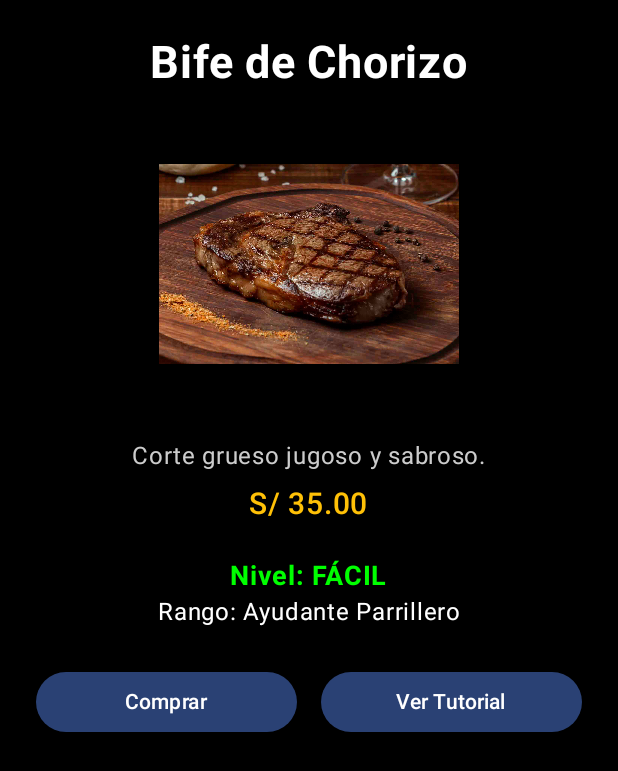
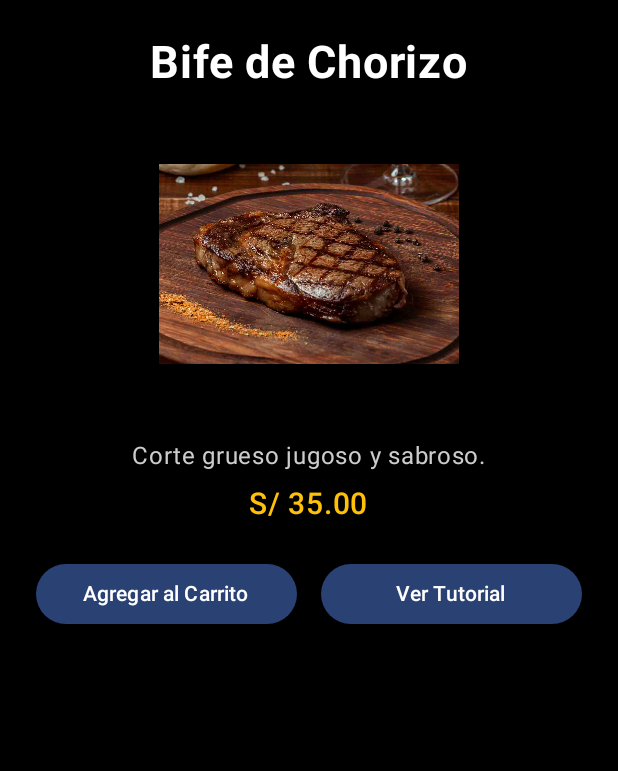
Before and after one commit to JohnCandiaEspino/ParriYA, an Android app built with Jetpack Compose: the HomeScreen screen opened through its navigation route, after a tap on "Ver más", on a phone screen of 412 x 824 dp. Shown: the top 771 px of the screen. Run offline under Robolectric (Android 15) with nearby library versions, the phone set to English and light mode, and no system bars.

Commit message:
carrito v1 con cuadros de productos

```diff
--- a/app/build.gradle.kts
+++ b/app/build.gradle.kts
@@ -57,6 +57,8 @@ dependencies {
     debugImplementation(libs.androidx.ui.tooling)
     debugImplementation(libs.androidx.ui.test.manifest)
     implementation("androidx.navigation:navigation-compose:2.7.7")
+    implementation ("androidx.lifecycle:lifecycle-viewmodel-compose:2.6.2")
+    implementation ("androidx.lifecycle:lifecycle-runtime-compose:2.6.2")
 
 
 }
--- a/app/src/main/java/com/example/myapplication2/MainActivity.kt
+++ b/app/src/main/java/com/example/myapplication2/MainActivity.kt
@@ -4,6 +4,7 @@ import android.net.Uri
 import android.os.Bundle
 import android.util.Log
 import android.widget.VideoView
+import android.content.Intent
 import androidx.activity.ComponentActivity
 import androidx.activity.compose.setContent
 import androidx.compose.foundation.Image
@@ -28,9 +29,6 @@ import androidx.navigation.compose.NavHost
 import androidx.navigation.compose.composable
 import androidx.navigation.compose.rememberNavController
 import com.example.myapplication2.ui.theme.MyApplication2Theme
-import android.content.Intent
-
-import androidx.compose.ui.platform.LocalContext
 
 fun abrirVideoYouTube(context: android.content.Context, url: String) {
     val intent = Intent(Intent.ACTION_VIEW, Uri.parse(url))
@@ -38,8 +36,7 @@ fun abrirVideoYouTube(context: android.content.Context, url: String) {
     context.startActivity(intent)
 }
 
-
-
+val carrito = mutableStateListOf<Carne>()
 
 class MainActivity : ComponentActivity() {
     override fun onCreate(savedInstanceState: Bundle?) {
@@ -60,8 +57,9 @@ class MainActivity : ComponentActivity() {
                         val dificultad = backStackEntry.arguments?.getString("dificultad") ?: ""
                         val urlVideo = backStackEntry.arguments?.getString("urlVideo") ?: ""
 
-                        DetalleCarneScreen(nombre, descripcion, precio, imagenId, dificultad, urlVideo)
+                        DetalleCarneScreen(nombre, descripcion, precio, imagenId, dificultad, urlVideo, navController)
                     }
+                    composable("carrito") { CarritoScreen() }
                 }
             }
         }
@@ -141,10 +139,75 @@ fun LoginScreen(navController: NavController) {
     }
 }
 
-data class Carne(val nombre: String, val descripcion: String, val precio: String, val imagenId: Int,val dificultad: String, val urlVideo: String)
+@Composable
+fun CarritoScreen() {
+    Column(
+        modifier = Modifier
+            .fillMaxSize()
+            .background(Color.Black)
+            .padding(16.dp)
+    ) {
+        Text("Carrito de Compras", fontSize = 24.sp, color = Color.White, fontWeight = FontWeight.Bold)
+        Spacer(modifier = Modifier.height(16.dp))
+
+        if (carrito.isEmpty()) {
+            Text("Tu carrito está vacío", color = Color.LightGray)
+        } else {
+            LazyColumn(verticalArrangement = Arrangement.spacedBy(16.dp)) {
+                items(carrito) { carne ->
+                    Card(colors = CardDefaults.cardColors(containerColor = Color.DarkGray)) {
+                        Row(modifier = Modifier.padding(12.dp), verticalAlignment = Alignment.CenterVertically) {
+                            Image(painter = painterResource(id = carne.imagenId), contentDescription = carne.nombre, modifier = Modifier.size(80.dp).padding(end = 12.dp))
+                            Column {
+                                Text(carne.nombre, color = Color.White)
+                                Text(carne.precio, color = Color(0xFFFFC107))
+                            }
+                        }
+                    }
+                }
+            }
+            Spacer(modifier = Modifier.height(16.dp))
+            Button(onClick = { carrito.clear() }, modifier = Modifier.fillMaxWidth()) {
+                Text("Vaciar Carrito")
+            }
+        }
+    }
+}
+
+@Composable
+fun DetalleCarneScreen(nombre: String, descripcion: String, precio: String, imagenId: Int, dificultad: String, urlVideo: String, navController: NavController) {
+    val context = LocalContext.current
+
+    Column(
+        modifier = Modifier.fillMaxSize().background(Color.Black).padding(24.dp),
+        horizontalAlignment = Alignment.CenterHorizontally
+    ) {
+        Text(nombre, fontSize = 30.sp, fontWeight = FontWeight.Bold, color = Color.White)
+        Spacer(modifier = Modifier.height(16.dp))
+        Image(painter = painterResource(id = imagenId), contentDescription = nombre, modifier = Modifier.size(200.dp))
+        Spacer(modifier = Modifier.height(16.dp))
+        Text(descripcion, color = Color.LightGray, fontSize = 16.sp)
+        Spacer(modifier = Modifier.height(8.dp))
+        Text(precio, color = Color(0xFFFFC107), fontSize = 20.sp, fontWeight = FontWeight.SemiBold)
+        Spacer(modifier = Modifier.height(24.dp))
+        Row(horizontalArrangement = Arrangement.spacedBy(16.dp), modifier = Modifier.fillMaxWidth(), verticalAlignment = Alignment.CenterVertically) {
+            Button(onClick = {
+                carrito.add(Carne(nombre, descripcion, precio, imagenId, dificultad, urlVideo))
+                navController.navigate("carrito")
+            }, modifier = Modifier.weight(1f)) {
+                Text("Agregar al Carrito")
+            }
+            Button(onClick = { abrirVideoYouTube(context, urlVideo) }, modifier = Modifier.weight(1f)) {
+                Text("Ver Tutorial")
+            }
+        }
+    }
+}
+
+data class Carne(val nombre: String, val descripcion: String, val precio: String, val imagenId: Int, val dificultad: String, val urlVideo: String)
 
 val listaCarnes = listOf(
-    Carne("Bife de Chorizo", "Corte grueso jugoso y sabroso.", "S/ 35.00", R.drawable.bife, "FÁCIL", "https://www.youtube.com/shorts/HKYy94J8_VA" ),
+    Carne("Bife de Chorizo", "Corte grueso jugoso y sabroso.", "S/ 35.00", R.drawable.bife, "FÁCIL", "https://www.youtube.com/shorts/HKYy94J8_VA"),
     Carne("Costillas BBQ", "Costillas marinadas en salsa barbacoa.", "S/ 42.00", R.drawable.costilla, "INTERMEDIO", "https://www.youtube.com/shorts/dSJFPf0nrk4"),
     Carne("Chorizo Artesanal", "Chorizos artesanales con toque ahumado.", "S/ 18.00", R.drawable.chorizo, "FÁCIL", "https://www.youtube.com/shorts/vcyQWcLVhd0"),
     Carne("Picanha", "Corte brasileño con capa de grasa.", "S/ 38.00", R.drawable.picanha, "DIFÍCIL", "https://www.youtube.com/shorts/vNWdHTqS884"),
@@ -153,121 +216,69 @@ val listaCarnes = listOf(
 
 @Composable
 fun HomeScreen(navController: NavController) {
-    Column(modifier = Modifier.fillMaxSize().background(Color.Black).padding(16.dp)) {
-        Text("Carnes disponibles", fontSize = 24.sp, color = Color.White, fontWeight = FontWeight.Bold, modifier = Modifier.padding(bottom = 16.dp))
+    var selectedDificultad by remember { mutableStateOf("TODOS") }
+    val dificultades = listOf("TODOS", "FÁCIL", "INTERMEDIO", "DIFÍCIL")
+
+    Column(
+        modifier = Modifier.fillMaxSize().background(Color.Black).padding(16.dp)
+    ) {
+        Row(modifier = Modifier.fillMaxWidth(), horizontalArrangement = Arrangement.SpaceBetween) {
+            Text("Carnes disponibles", fontSize = 24.sp, color = Color.White, fontWeight = FontWeight.Bold)
+            Button(onClick = { navController.navigate("carrito") }) {
+                Text("Carrito (${carrito.size})")
+            }
+        }
+
+        Spacer(modifier = Modifier.height(16.dp))
+
+        var expanded by remember { mutableStateOf(false) }
+        Box {
+            Button(onClick = { expanded = true }) {
+                Text("Filtrar: $selectedDificultad")
+            }
+            DropdownMenu(expanded = expanded, onDismissRequest = { expanded = false }) {
+                dificultades.forEach { dificultad ->
+                    DropdownMenuItem(
+                        text = { Text(dificultad) },
+                        onClick = {
+                            selectedDificultad = dificultad
+                            expanded = false
+                        }
+                    )
+                }
+            }
+        }
+
+        Spacer(modifier = Modifier.height(16.dp))
+
+        val carnesFiltradas = if (selectedDificultad == "TODOS") listaCarnes else listaCarnes.filter { it.dificultad.equals(selectedDificultad, ignoreCase = true) }
 
         LazyColumn(verticalArrangement = Arrangement.spacedBy(16.dp)) {
-            items(listaCarnes) { carne ->
+            items(carnesFiltradas) { carne ->
                 Card(modifier = Modifier.fillMaxWidth(), colors = CardDefaults.cardColors(containerColor = Color.DarkGray)) {
                     Row(modifier = Modifier.fillMaxWidth().padding(12.dp), verticalAlignment = Alignment.CenterVertically) {
-                        Image(
-                            painter = painterResource(id = carne.imagenId),
-                            contentDescription = carne.nombre,
-                            modifier = Modifier.size(80.dp).padding(end = 12.dp)
-                        )
+                        Image(painter = painterResource(id = carne.imagenId), contentDescription = carne.nombre, modifier = Modifier.size(80.dp).padding(end = 12.dp))
                         Column(modifier = Modifier.weight(1f)) {
                             Text(carne.nombre, color = Color.White, fontWeight = FontWeight.Bold)
                             Text(carne.descripcion, color = Color.LightGray, fontSize = 14.sp)
                             Text(carne.precio, color = Color(0xFFFFC107), fontWeight = FontWeight.Medium)
-
                         }
+                        Column(modifier = Modifier.weight(1f)) {
                             Button(onClick = {
                                 val nombreEncoded = Uri.encode(carne.nombre)
                                 val descripcionEncoded = Uri.encode(carne.descripcion)
                                 val precioEncoded = Uri.encode(carne.precio)
                                 val dificultadEncoded = Uri.encode(carne.dificultad)
-                            val urlVideoEncoded = Uri.encode(carne.urlVideo)
-                            navController.navigate("detalle/$nombreEncoded/$descripcionEncoded/$precioEncoded/${carne.imagenId}/$dificultadEncoded/$urlVideoEncoded"   )
+                                val videoEncoded = Uri.encode(carne.urlVideo)
+                                navController.navigate("detalle/$nombreEncoded/$descripcionEncoded/$precioEncoded/${carne.imagenId}/$dificultadEncoded/$videoEncoded")
                             }) {
                                 Text("Ver más")
                             }
-
+                            Text(carne.dificultad, color = Color(0xFFFFC107), fontSize = 12.sp)
                         }
                     }
                 }
             }
         }
     }
-
-@Composable
-fun DetalleCarneScreen(
-    nombre: String,
-    descripcion: String,
-    precio: String,
-    imagenId: Int,
-    dificultad: String,
-    urlVideo: String    // Puedes ajustar este valor por carne
-) {
-    val (colorDificultad, tituloParrillero) = when (dificultad.uppercase()) {
-        "FÁCIL" -> Pair(Color.Green, "Ayudante Parrillero")
-        "INTERMEDIO" -> Pair(Color.Yellow, "Parrillero")
-        "DIFÍCIL" -> Pair(Color.Red, "Chef parrillero")
-        else -> Pair(Color.Gray, "Sin definir")
 }
-    val context = LocalContext.current
-
-    Column(
-        modifier = Modifier
-            .fillMaxSize()
-            .background(Color.Black)
-            .padding(24.dp),
-        horizontalAlignment = Alignment.CenterHorizontally
-    ) {
-        Text(nombre, fontSize = 30.sp, fontWeight = FontWeight.Bold, color = Color.White)
-        Spacer(modifier = Modifier.height(16.dp))
-
-        Image(
-            painter = painterResource(id = imagenId),
-            contentDescription = nombre,
-            modifier = Modifier.size(200.dp)
-        )
-        Spacer(modifier = Modifier.height(16.dp))
-
-        Text(descripcion, color = Color.LightGray, fontSize = 16.sp)
-        Spacer(modifier = Modifier.height(8.dp))
-        Text(precio, color = Color(0xFFFFC107), fontSize = 20.sp, fontWeight = FontWeight.SemiBold)
-
-        Spacer(modifier = Modifier.height(24.dp))
-
-        // Nivel de dificultad
-        Text(
-            text = "Nivel: $dificultad",
-            color = colorDificultad,
-            fontWeight = FontWeight.Bold,
-            fontSize = 18.sp
-        )
-        Text(
-            text = "Rango: $tituloParrillero",
-            color = Color.White,
-            fontSize = 16.sp
-        )
-
-        Spacer(modifier = Modifier.height(24.dp))
-
-        // Botones
-        Row(
-            horizontalArrangement = Arrangement.spacedBy(16.dp),
-            modifier = Modifier.fillMaxWidth(),
-            verticalAlignment = Alignment.CenterVertically
-        ) {
-            Button(
-                onClick = { Log.d("Detalle", "Comprar: $nombre") },
-                modifier = Modifier.weight(1f)
-            ) {
-                Text("Comprar")
-            }
-
-            Button(
-                onClick = {
-                    // Aquí puedes poner un enlace por tipo de carne si deseas
-                    val youtubeUrl = urlVideo
-                    abrirVideoYouTube(context, youtubeUrl)
-                },
-                modifier = Modifier.weight(1f)
-            ) {
-                Text("Ver Tutorial")
-            }
-
-        }
-    }
-}
```
Lines whose indentation alone changed are shown as unchanged.
